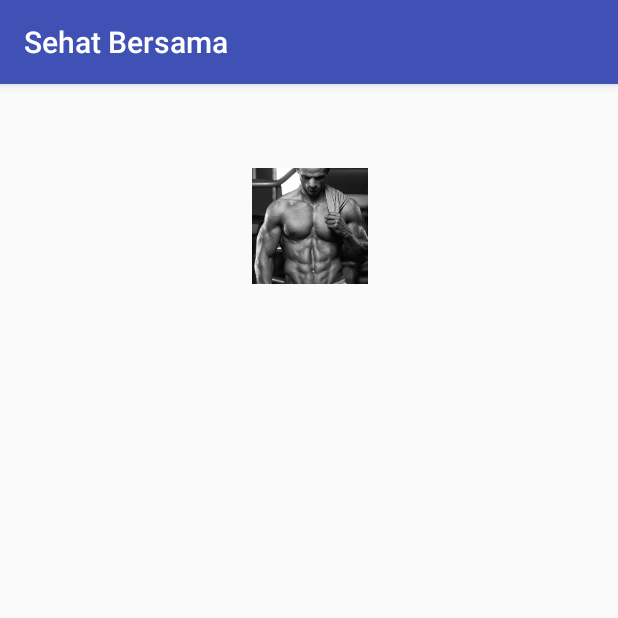
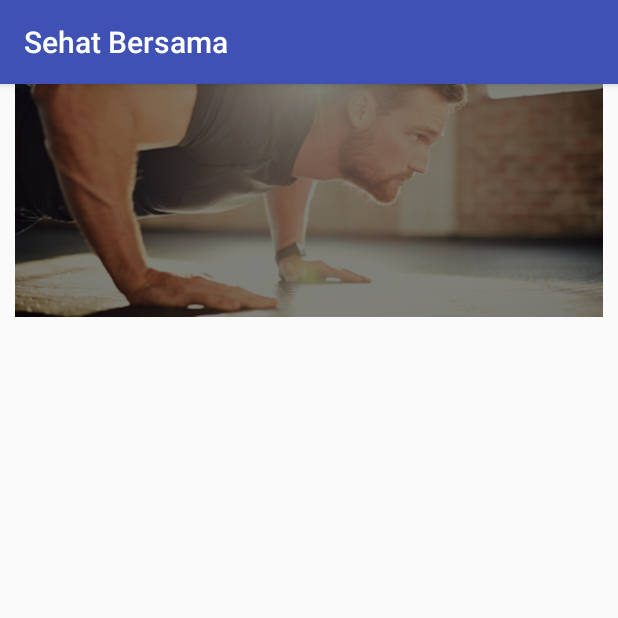
Before and after one commit to wyuuta/android-sehat-bersama, an Android app: the screen it shows after launch (MainActivity), on a phone screen of 412 x 824 dp, the top half of it. Run offline under Robolectric (Android 15) with nearby library versions, the phone set to English and light mode, and no system bars.

Commit message:
add image resource

```diff
--- a/app/src/main/res/layout/activity_main.xml
+++ b/app/src/main/res/layout/activity_main.xml
@@ -7,17 +7,10 @@
     tools:context="com.example.yuuta.sehatbersama.MainActivity">
 
     <ImageView
-        android:id="@+id/imageView2"
-        android:layout_width="270dp"
-        android:layout_height="77dp"
-        android:layout_marginEnd="8dp"
-        android:layout_marginStart="8dp"
-        android:layout_marginTop="56dp"
-        android:adjustViewBounds="true"
-        android:maxWidth="40dp"
-        android:scaleType="fitCenter"
-        app:layout_constraintEnd_toEndOf="parent"
-        app:layout_constraintStart_toStartOf="parent"
-        app:layout_constraintTop_toTopOf="parent"
-        app:srcCompat="@mipmap/viva_muscle_fr" />
+        android:id="@+id/imageView"
+        android:layout_width="wrap_content"
+        android:layout_height="155dp"
+        app:srcCompat="@drawable/CHEST"
+        tools:layout_editor_absoluteX="0dp"
+        tools:layout_editor_absoluteY="141dp" />
 </android.support.constraint.ConstraintLayout>
```
Also changed, not shown: app/src/main/res/drawable/ABS.png (added), app/src/main/res/drawable/ARM.png (added), app/src/main/res/drawable/CHEST.png (added), app/src/main/res/drawable/LEG.png (added), app/src/main/res/drawable/SHOULDER.png (added).
